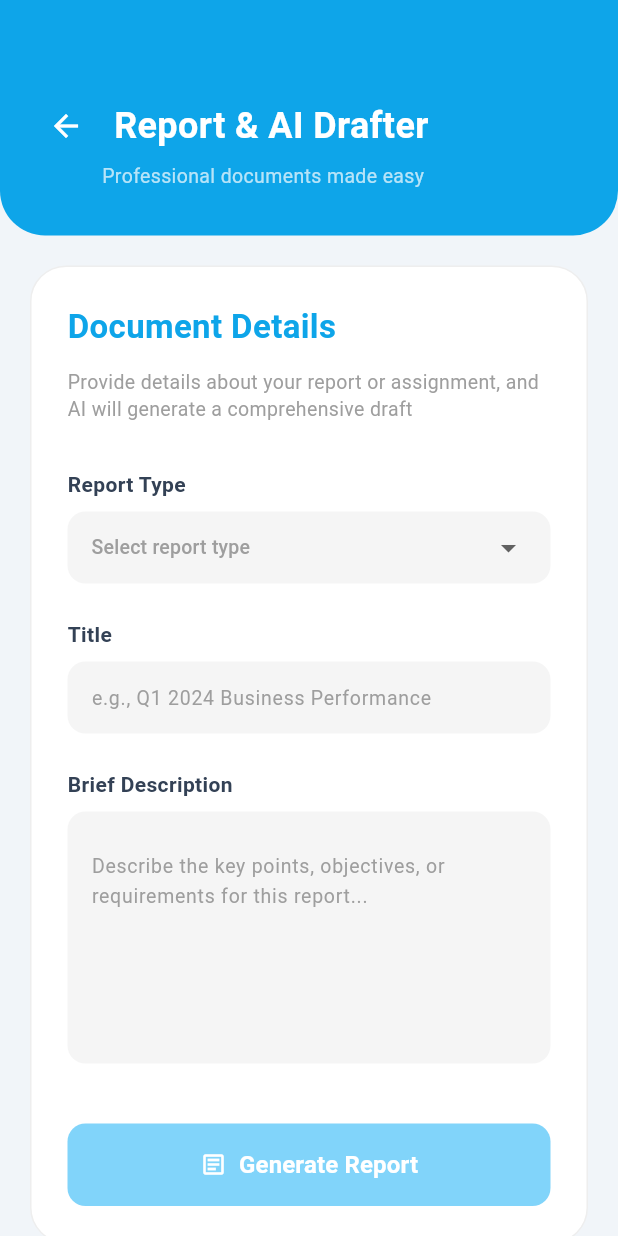
After one commit to srsakilhossen302/OmniAI, a Flutter app: the ReportDrafterScreen screen opened directly, on a phone screen of 412 x 824 dp. The commit adds this screen. Run offline on Flutter 3.47's test engine with Material 3 defaults, Android fonts, the light colour scheme and no system bars; our stand-ins replace camera, country_picker, flutter_markdown, get, image_picker, permission_handler and 1 more; accounts and stored records are empty.

Commit message:
feat: implement Teacher Home screen with navigation to teacher tools and introduce Report Drafter feature.

```diff
--- a/lib/Utils/Localization/translations.dart
+++ b/lib/Utils/Localization/translations.dart
@@ -139,6 +139,24 @@ class AppTranslations extends Translations {
           'my_workspace_teacher_desc': 'Active projects, reports & question papers',
           'optimize_workflow': 'Ready to optimize your workflow today?',
           'library_subtitle': 'Your saved content and notes',
+
+          'report_drafter_title': 'Report & AI Drafter',
+          'report_drafter_subtitle': 'Professional documents made easy',
+          'document_details': 'Document Details',
+          'report_description_intro': 'Provide details about your report or assignment, and AI will generate a comprehensive draft',
+          'report_type': 'Report Type',
+          'select_report_type': 'Select report type',
+          'title_label': 'Title',
+          'title_hint': 'e.g., Q1 2024 Business Performance',
+          'brief_description': 'Brief Description',
+          'description_hint': 'Describe the key points, objectives, or requirements for this report...',
+          'generate_report_btn': 'Generate Report',
+          'features_title': 'Features:',
+          'feature_formatting': 'Professional formatting and structure',
+          'feature_summary': 'Executive summary and key highlights',
+          'feature_analysis': 'Comprehensive analysis sections',
+          'feature_recommendations': 'Recommendations and action plans',
+          'feature_markdown': 'Ready-to-edit markdown format',
         },
         'bn_BD': {
           'choose_language': 'আপনার ভাষা নির্বাচন করুন',
@@ -276,6 +294,24 @@ class AppTranslations extends Translations {
           'my_workspace_teacher_desc': 'অ্যাক্টিভ প্রজেক্ট, রিপোর্ট এবং প্রশ্নপত্র',
           'optimize_workflow': 'আজকে কি আপনার কাজের গতি বাড়াতে প্রস্তুত?',
           'library_subtitle': 'আপনার সেভ করা কন্টেন্ট এবং নোটসমূহ',
+
+          'report_drafter_title': 'রিপোর্ট এবং এআই ড্রাফটার',
+          'report_drafter_subtitle': 'পেশাদার ডকুমেন্ট সহজে তৈরি করুন',
+          'document_details': 'ডকুমেন্টের বিস্তারিত',
+          'report_description_intro': 'আপনার রিপোর্ট বা অ্যাসাইনমেন্ট সম্পর্কে তথ্য দিন, এবং এআই একটি পূর্ণাঙ্গ ড্রাফট তৈরি করবে',
+          'report_type': 'রিপোর্টের ধরন',
+          'select_report_type': 'রিপোর্টের ধরন নির্বাচন করুন',
+          'title_label': 'শিরোনাম',
+          'title_hint': 'উদা: প্রান্তি ১ ২০২৪ ব্যবসায়িক ফলাফল',
+          'brief_description': 'সংক্ষিপ্ত বিবরণ',
+          'description_hint': 'আপনার রিপোর্টের প্রধান পয়েন্ট, লক্ষ্য বা প্রয়োজনীয়তাগুলো বর্ণনা করুন...',
+          'generate_report_btn': 'রিপোর্ট তৈরি করুন',
+          'features_title': 'বৈশিষ্ট্যসমূহ:',
+          'feature_formatting': 'পেশাদার ফরম্যাটিং এবং কাঠামো',
+          'feature_summary': 'এক্সিকিউটিভ সামারি এবং মূল পয়েন্ট',
+          'feature_analysis': 'বিস্তারিত বিশ্লেষণ বিভাগ',
+          'feature_recommendations': 'পরামর্শ এবং কর্মপরিকল্পনা',
+          'feature_markdown': 'এডিট করার উপযোগী মার্কডাউন ফরম্যাট',
         },
         'hi_IN': {
           'choose_language': 'अपनी भाषा चुनें',
@@ -401,6 +437,24 @@ class AppTranslations extends Translations {
           'my_workspace_teacher_desc': 'सक्रिय परियोजनाएं, रिपोर्ट और प्रश्न पत्र',
           'optimize_workflow': 'क्या आप आज अपने वर्कफ़्लोকে अनुकूलित करने के लिए तैयार हैं?',
           'library_subtitle': 'आपकी सहेजी गई सामग्री और नोट्स',
+
+          'report_drafter_title': 'रिपोर्ट और एआई ड्राफ्टर',
+          'report_drafter_subtitle': 'पेशेवर दस्तावेज़ बनाना आसान है',
+          'document_details': 'दस्तावेज़ विवरण',
+          'report_description_intro': 'अपनी रिपोर्ट या असाइनमेंट के बारे में विवरण प्रदान करें, और एआई एक व्यापक ड्राफ्ट तैयार करेगा',
+          'report_type': 'रिपोर्ट के प्रकार',
+          'select_report_type': 'रिपोर्ट का प्रकार चुनें',
+          'title_label': 'शीर्षक',
+          'title_hint': 'उदा: तिमाही 1 2024 व्यावसायिक परिणाम',
+          'brief_description': 'संक्षिप्त विवरण',
+          'description_hint': 'इस रिपोर्ट के लिए मुख्य बिंदु, उद्देश्य या आवश्यकताएं बताएं...',
+          'generate_report_btn': 'रिपोर्ट तैयार करें',
+          'features_title': 'विशेषताएं:',
+          'feature_formatting': 'पेशेवर स्वरूपण और संरचना',
+          'feature_summary': 'कार्यकारी सारांश और मुख्य विशेषताएं',
+          'feature_analysis': 'व्यापक विश्लेषण खंड',
+          'feature_recommendations': 'सिफारिशें और कार्य योजनाएं',
+          'feature_markdown': 'संपादन के लिए तैयार मार्कडाउन प्रारूप',
         },
       };
 }
--- /dev/null
+++ b/lib/View/Screen/Teacher/ReportDrafter/Controller/report_drafter_controller.dart
@@ -0,0 +1,40 @@
+import 'package:flutter/material.dart';
+import 'package:get/get.dart';
+import '../../../Student/ChatWithAI/View/ai_chat_screen.dart';
+
+class ReportDrafterController extends GetxController {
+  final titleController = TextEditingController();
+  final descriptionController = TextEditingController();
+  final selectedReportType = Rx<String?>(null);
+
+  final reportTypes = [
+    'Annual Report',
+    'Monthly Performance',
+    'Academic Assignment',
+    'Project Proposal',
+    'Business Case',
+    'Technical Review',
+  ];
+
+  void generateReport() {
+    if (selectedReportType.value == null || titleController.text.isEmpty) {
+      Get.snackbar('Error', 'Please fill in all required fields');
+      return;
+    }
+
+    // Navigate to Chat Screen with context
+    Get.to(() => const AIChatScreen(), arguments: {
+      'source': 'report_drafter',
+      'type': selectedReportType.value,
+      'title': titleController.text,
+      'description': descriptionController.text,
+    });
+  }
+
+  @override
+  void onClose() {
+    titleController.dispose();
+    descriptionController.dispose();
+    super.onClose();
+  }
+}
--- /dev/null
+++ b/lib/View/Screen/Teacher/ReportDrafter/View/report_drafter_screen.dart
@@ -0,0 +1,206 @@
+import 'package:flutter/material.dart';
+import 'package:get/get.dart';
+import '../Controller/report_drafter_controller.dart';
+
+class ReportDrafterScreen extends StatelessWidget {
+  const ReportDrafterScreen({super.key});
+
+  @override
+  Widget build(BuildContext context) {
+    final controller = Get.put(ReportDrafterController());
+
+    return Scaffold(
+      backgroundColor: const Color(0xFFF1F5F9),
+      body: SingleChildScrollView(
+        child: Column(
+          children: [
+            _buildHeader(),
+            Padding(
+              padding: const EdgeInsets.all(20),
+              child: Column(
+                children: [
+                  _buildDocumentDetailsCard(context, controller),
+                  const SizedBox(height: 24),
+                  _buildFeaturesCard(),
+                ],
+              ),
+            ),
+          ],
+        ),
+      ),
+    );
+  }
+
+  Widget _buildHeader() {
+    return Container(
+      width: double.infinity,
+      padding: const EdgeInsets.fromLTRB(20, 60, 20, 30),
+      decoration: const BoxDecoration(
+        color: Color(0xFF0EA5E9),
+        borderRadius: BorderRadius.only(
+          bottomLeft: Radius.circular(30),
+          bottomRight: Radius.circular(30),
+        ),
+      ),
+      child: Column(
+        crossAxisAlignment: CrossAxisAlignment.start,
+        children: [
+          Row(
+            children: [
+              IconButton(onPressed: () => Get.back(), icon: const Icon(Icons.arrow_back, color: Colors.white)),
+              const SizedBox(width: 8),
+              Expanded(
+                child: Text(
+                  'report_drafter_title'.tr,
+                  style: const TextStyle(color: Colors.white, fontSize: 24, fontWeight: FontWeight.bold),
+                ),
+              ),
+            ],
+          ),
+          Padding(
+            padding: const EdgeInsets.only(left: 48),
+            child: Text(
+              'report_drafter_subtitle'.tr,
+              style: const TextStyle(color: Colors.white70, fontSize: 13),
+            ),
+          ),
+        ],
+      ),
+    );
+  }
+
+  Widget _buildDocumentDetailsCard(BuildContext context, ReportDrafterController controller) {
+    return Container(
+      padding: const EdgeInsets.all(24),
+      decoration: BoxDecoration(
+        color: Colors.white,
+        borderRadius: BorderRadius.circular(24),
+        border: Border.all(color: Colors.grey.shade200),
+      ),
+      child: Column(
+        crossAxisAlignment: CrossAxisAlignment.start,
+        children: [
+          Text(
+            'document_details'.tr,
+            style: const TextStyle(fontSize: 22, fontWeight: FontWeight.bold, color: Color(0xFF0EA5E9)),
+          ),
+          const SizedBox(height: 12),
+          Text(
+            'report_description_intro'.tr,
+            style: const TextStyle(color: Colors.grey, fontSize: 13, height: 1.4),
+          ),
+          const SizedBox(height: 32),
+          _buildFieldLabel('report_type'.tr),
+          Obx(() => Container(
+                padding: const EdgeInsets.symmetric(horizontal: 16),
+                decoration: BoxDecoration(color: Colors.grey.shade100, borderRadius: BorderRadius.circular(12)),
+                child: DropdownButtonHideUnderline(
+                  child: DropdownButton<String>(
+                    isExpanded: true,
+                    hint: Text('select_report_type'.tr, style: const TextStyle(color: Colors.grey, fontSize: 13)),
+                    value: controller.selectedReportType.value,
+                    items: controller.reportTypes.map((type) => DropdownMenuItem(value: type, child: Text(type, style: const TextStyle(fontSize: 14)))).toList(),
+                    onChanged: (val) => controller.selectedReportType.value = val,
+                  ),
+                ),
+              )),
+          const SizedBox(height: 24),
+          _buildFieldLabel('title_label'.tr),
+          Container(
+            padding: const EdgeInsets.symmetric(horizontal: 16),
+            decoration: BoxDecoration(color: Colors.grey.shade100, borderRadius: BorderRadius.circular(12)),
+            child: TextField(
+              controller: controller.titleController,
+              decoration: InputDecoration(
+                hintText: 'title_hint'.tr,
+                hintStyle: const TextStyle(color: Colors.grey, fontSize: 13),
+                border: InputBorder.none,
+              ),
+            ),
+          ),
+          const SizedBox(height: 24),
+          _buildFieldLabel('brief_description'.tr),
+          Container(
+            padding: const EdgeInsets.all(16),
+            decoration: BoxDecoration(color: Colors.grey.shade100, borderRadius: BorderRadius.circular(12)),
+            child: TextField(
+              controller: controller.descriptionController,
+              maxLines: 5,
+              decoration: InputDecoration(
+                hintText: 'description_hint'.tr,
+                hintStyle: const TextStyle(color: Colors.grey, fontSize: 13),
+                border: InputBorder.none,
+              ),
+            ),
+          ),
+          const SizedBox(height: 40),
+          SizedBox(
+            width: double.infinity,
+            child: ElevatedButton.icon(
+              onPressed: () => controller.generateReport(),
+              style: ElevatedButton.styleFrom(
+                backgroundColor: const Color(0xFF81D4FA),
+                foregroundColor: Colors.white,
+                padding: const EdgeInsets.symmetric(vertical: 16),
+                shape: RoundedRectangleBorder(borderRadius: BorderRadius.circular(12)),
+                elevation: 0,
+              ),
+              icon: const Icon(Icons.article_outlined),
+              label: Text(
+                'generate_report_btn'.tr,
+                style: const TextStyle(fontWeight: FontWeight.bold, fontSize: 16),
+              ),
+            ),
+          ),
+        ],
+      ),
+    );
+  }
+
+  Widget _buildFieldLabel(String label) {
+    return Padding(
+      padding: const EdgeInsets.only(bottom: 8),
+      child: Text(label, style: const TextStyle(fontWeight: FontWeight.bold, fontSize: 14, color: Color(0xFF334155))),
+    );
+  }
+
+  Widget _buildFeaturesCard() {
+    final features = [
+      'feature_formatting'.tr,
+      'feature_summary'.tr,
+      'feature_analysis'.tr,
+      'feature_recommendations'.tr,
+      'feature_markdown'.tr,
+    ];
+
+    return Container(
+      width: double.infinity,
+      padding: const EdgeInsets.all(24),
+      decoration: BoxDecoration(
+        color: const Color(0xFFE1F5FE).withOpacity(0.7),
+        borderRadius: BorderRadius.circular(24),
+        border: Border.all(color: const Color(0xFFB3E5FC)),
+      ),
+      child: Column(
+        crossAxisAlignment: CrossAxisAlignment.start,
+        children: [
+          Text(
+            'features_title'.tr,
+            style: const TextStyle(fontSize: 18, fontWeight: FontWeight.bold, color: Color(0xFF0EA5E9)),
+          ),
+          const SizedBox(height: 20),
+          ...features.map((feature) => Padding(
+                padding: const EdgeInsets.only(bottom: 12),
+                child: Row(
+                  children: [
+                    const Icon(Icons.check, color: Color(0xFF0EA5E9), size: 16),
+                    const SizedBox(width: 12),
+                    Expanded(child: Text(feature, style: const TextStyle(color: Color(0xFF475569), fontSize: 13))),
+                  ],
+                ),
+              )),
+        ],
+      ),
+    );
+  }
+}
--- a/lib/View/Screen/Teacher/TeacherHome/Controller/teacher_home_controller.dart
+++ b/lib/View/Screen/Teacher/TeacherHome/Controller/teacher_home_controller.dart
@@ -4,6 +4,7 @@ import 'package:get/get.dart';
 import '../../../Student/ChatWithAI/View/ai_chat_screen.dart';
 import '../../QuestionGenerator/View/question_generator_screen.dart';
 import '../../TeacherLibrary/View/teacher_library_screen.dart';
+import '../../ReportDrafter/View/report_drafter_screen.dart';
 
 class TeacherProfileModel {
   final String name;
@@ -73,6 +74,10 @@ class TeacherHomeController extends GetxController {
     Get.to(() => const QuestionGeneratorScreen());
   }
 
+  void openReportDrafter() {
+    Get.to(() => const ReportDrafterScreen());
+  }
+
   void openAIAssistant() {
     Get.to(() => const AIChatScreen(), arguments: {'source': 'teacher_home'});
   }
--- a/lib/View/Screen/Teacher/TeacherHome/View/teacher_home_screen.dart
+++ b/lib/View/Screen/Teacher/TeacherHome/View/teacher_home_screen.dart
@@ -94,7 +94,7 @@ class _TeacherHomeScreenState extends State<TeacherHomeScreen>
                     subtitle: 'report_drafter_desc'.tr,
                     icon: Icons.article_outlined,
                     iconColor: const Color(0xFF0EA5E9),
-                    onTap: () {},
+                    onTap: () => controller.openReportDrafter(),
                   ),
                 ),
                 const SizedBox(height: 20),
```
